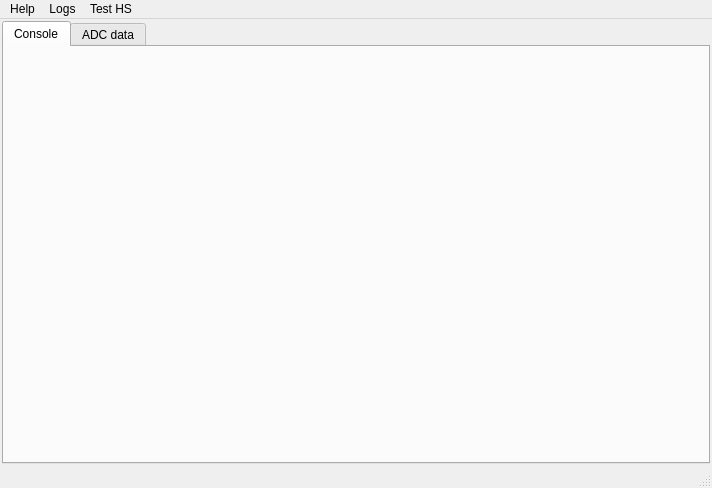
Above: mainwindow.ui from M25Racer/SBC_App before the change. Below: the same form after it.
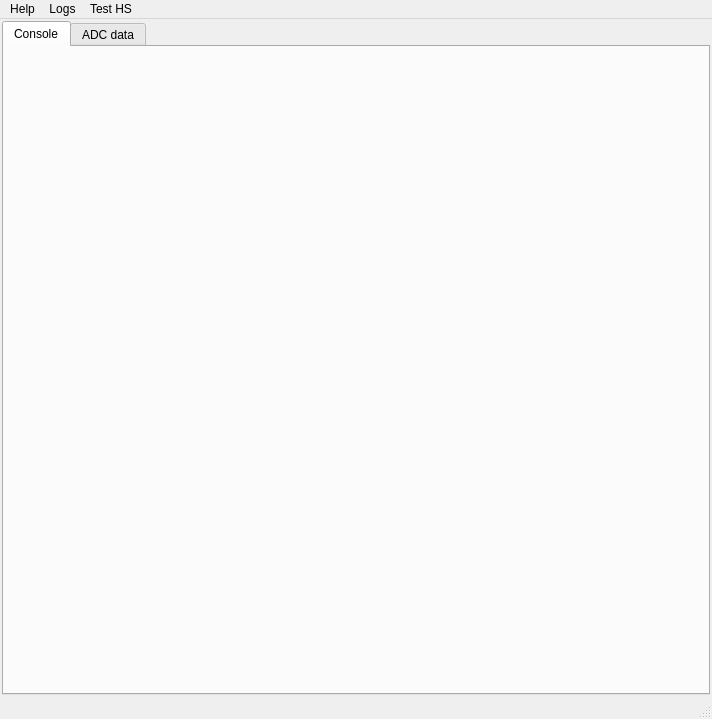
That is the form after the change. Icons and pictures are not drawn.

What changed in the file:
```diff
--- a/mainwindow.ui
+++ b/mainwindow.ui
@@ -7,7 +7,7 @@
     <x>0</x>
     <y>0</y>
     <width>712</width>
-    <height>488</height>
+    <height>719</height>
    </rect>
   </property>
   <property name="windowTitle">
```
